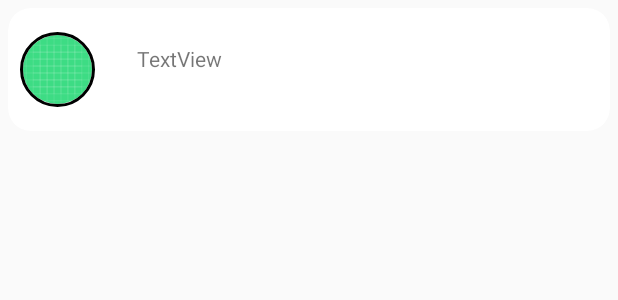
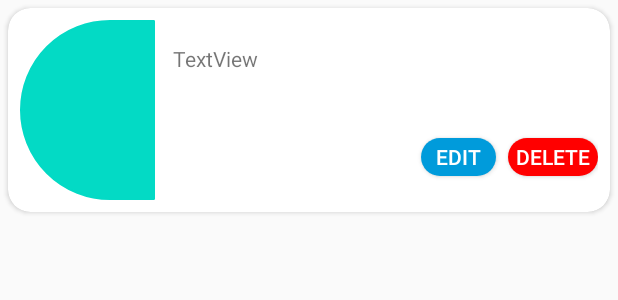
Before and after one commit to hassankhamis97/Manage-Employees, an Android app: the layout employee_item_layout.xml on its own in the app's theme, with its tools: preview values and no code run, on a phone screen of 412 x 824 dp. Shown: the top 300 px of the screen. Run offline under Robolectric (Android 15) with nearby library versions, the phone set to English and light mode, and no system bars.

Commit message:
show data and fix design and delete employee

```diff
--- a/app/src/main/java/com/example/employees/activity/add_employee/Adapter/SkillsRecyclerViewAdapter.java
+++ b/app/src/main/java/com/example/employees/activity/add_employee/adapter/SkillsRecyclerViewAdapter.java
@@ -1,4 +1,4 @@
-package com.example.employees.activity.add_employee.Adapter;
+package com.example.employees.activity.add_employee.adapter;
 
 import android.content.Context;
 import android.view.LayoutInflater;
@@ -8,7 +8,6 @@ import android.widget.ImageButton;
 import android.widget.TextView;
 
 import androidx.annotation.NonNull;
-import androidx.constraintlayout.widget.ConstraintLayout;
 import androidx.recyclerview.widget.RecyclerView;
 
 import com.example.employees.POJOs.Skill;
--- a/app/src/main/java/com/example/employees/room/EmployeeWithSkillsDao.java
+++ b/app/src/main/java/com/example/employees/room/EmployeeWithSkillsDao.java
@@ -2,6 +2,7 @@ package com.example.employees.room;
 
 import androidx.lifecycle.LiveData;
 import androidx.room.Dao;
+import androidx.room.Delete;
 import androidx.room.Insert;
 import androidx.room.OnConflictStrategy;
 import androidx.room.Query;
@@ -29,4 +30,9 @@ public interface EmployeeWithSkillsDao {
     public LiveData<List<EmployeeWithSkills>> getEmployeeWithSkills();
     @Query("SELECT * from skill_table")
     public LiveData<List<Skill>> getSkills();
+    @Delete
+    void deleteEmployee(Employee employee);
+
+    @Query("DELETE FROM EmployeeSkillCrossRef where employeeId = :employeeId and skillId = :skillId")
+    void deleteEmployeeSkillCross(long employeeId, int skillId);
 }
--- a/app/src/main/java/com/example/employees/viewModel/GetEmployeesViewModel.java
+++ b/app/src/main/java/com/example/employees/viewModel/GetEmployeesViewModel.java
@@ -24,4 +24,7 @@ public class GetEmployeesViewModel extends AndroidViewModel {
 
     public LiveData<List<EmployeeWithSkills>> getEmployeeWithSkills() { return employeesLiveData; }
 
+    public void deleteEmployee(EmployeeWithSkills employeeWithSkills) {
+        employeeRepository.deleteEmployee(employeeWithSkills);
+    }
 }
--- /dev/null
+++ b/app/src/main/res/drawable/delete_rounded_btn.xml
@@ -0,0 +1,6 @@
+<?xml version="1.0" encoding="utf-8"?>
+<shape xmlns:android="http://schemas.android.com/apk/res/android"
+    android:shape="rectangle">
+    <solid android:color="@color/deleteBtnColor"></solid>
+    <corners android:radius="150dp"></corners>
+</shape>
--- /dev/null
+++ b/app/src/main/res/drawable/rounded_button.xml
@@ -0,0 +1,6 @@
+<?xml version="1.0" encoding="utf-8"?>
+<shape xmlns:android="http://schemas.android.com/apk/res/android"
+    android:shape="rectangle">
+    <solid android:color="@color/btnColor"></solid>
+    <corners android:radius="150dp"></corners>
+</shape>
--- /dev/null
+++ b/app/src/main/res/drawable/rounded_image.xml
@@ -0,0 +1,20 @@
+<?xml version="1.0" encoding="utf-8"?>
+<shape xmlns:android="http://schemas.android.com/apk/res/android"
+    android:shape="rectangle">
+    <solid android:color="@color/colorAccent"></solid>
+    <corners
+        android:bottomRightRadius="0.1dp" android:bottomLeftRadius="200dp"
+        android:topLeftRadius="200dp" android:topRightRadius="0.1dp" />
+    <stroke
+        android:width="1dp"
+        android:color="@color/colorAccent" />
+</shape>
+<!--<shape xmlns:android="http://schemas.android.com/apk/res/android" android:shape="rectangle">-->
+<!--<solid android:color="#00ffffff" />-->
+<!--<padding android:left="6dp"-->
+<!--    android:top="6dp"-->
+<!--    android:right="6dp"-->
+<!--    android:bottom="6dp" />-->
+<!--<corners android:radius="12dp" />-->
+<!--<stroke android:width="6dp" android:color="#ffffffff" />-->
+<!--</shape>-->
--- a/app/src/main/res/layout/employee_item_layout.xml
+++ b/app/src/main/res/layout/employee_item_layout.xml
@@ -8,13 +8,16 @@ android:layout_width="match_parent"
 android:layout_height="wrap_content">
 
     <androidx.cardview.widget.CardView
-        android:id="@+id/myCardView"
+        android:id="@+id/employeeCardView"
         android:layout_width="match_parent"
         android:layout_height="wrap_content"
-        android:layout_margin="8px"
+        android:layout_margin="5dp"
         app:cardCornerRadius="15dp"
-        app:cardElevation="0dp"
+        app:cardElevation="2dp"
 
+
+        app:layout_constraintBottom_toBottomOf="parent"
+        app:layout_constraintEnd_toEndOf="parent"
         app:layout_constraintStart_toStartOf="parent"
         app:layout_constraintTop_toTopOf="parent">
 
@@ -24,28 +27,63 @@ android:layout_height="wrap_content">
             android:elevation="8dp"
             android:padding="8dp">
 
-            <de.hdodenhof.circleimageview.CircleImageView
-                android:id="@+id/profile_image"
-                android:layout_width="50dp"
-                android:layout_height="50dp"
-                android:layout_marginTop="8dp"
-                android:layout_marginBottom="8dp"
-                android:src="@drawable/ic_launcher_background"
-                app:civ_border_color="#FF000000"
-                app:civ_border_width="2dp"
+            <FrameLayout
+                android:id="@+id/relativeLayout"
+                android:layout_width="90dp"
+                android:layout_height="120dp"
                 app:layout_constraintBottom_toBottomOf="parent"
                 app:layout_constraintStart_toStartOf="parent"
+                app:layout_constraintTop_toTopOf="parent">
+
+                <ImageView
+                    android:id="@+id/employeeImageView_main"
+                    android:layout_width="match_parent"
+                    android:layout_height="match_parent"
+                    android:background="@drawable/rounded_image"
+                    android:scaleType="fitXY" />
+            </FrameLayout>
+
+            <Button
+                android:id="@+id/editEmployeeBtn_main"
+                android:layout_width="50dp"
+                android:layout_height="25dp"
+                android:layout_marginEnd="8dp"
+                android:layout_marginBottom="16dp"
+                android:background="@drawable/rounded_button"
+                android:text="@string/edit"
+                android:textColor="#FFFFFF"
+                app:layout_constraintBottom_toBottomOf="parent"
+                app:layout_constraintEnd_toStartOf="@+id/deleteEmployeeBtn_main" />
+
+            <TextView
+                android:id="@+id/employeeEmailTxt_main"
+                android:layout_width="wrap_content"
+                android:layout_height="wrap_content"
+                android:layout_marginStart="12dp"
+                android:layout_marginTop="8dp"
+                app:layout_constraintStart_toEndOf="@+id/relativeLayout"
+                app:layout_constraintTop_toBottomOf="@+id/employeeNameTxt_main" />
+
+            <TextView
+                android:id="@+id/employeeNameTxt_main"
+                android:layout_width="wrap_content"
+                android:layout_height="wrap_content"
+                android:layout_marginStart="12dp"
+                android:layout_marginTop="16dp"
+                android:text="TextView"
+                app:layout_constraintStart_toEndOf="@+id/relativeLayout"
                 app:layout_constraintTop_toTopOf="parent" />
 
-            <TextView
-                android:id="@+id/textView"
-                android:layout_width="wrap_content"
-                android:layout_height="wrap_content"
-                android:layout_marginStart="28dp"
-                android:layout_marginTop="16dp"
-                android:text="TextView"
-                app:layout_constraintStart_toEndOf="@+id/profile_image"
-                app:layout_constraintTop_toTopOf="parent" />
+            <Button
+                android:id="@+id/deleteEmployeeBtn_main"
+                android:layout_width="60dp"
+                android:layout_height="25dp"
+                android:layout_marginBottom="16dp"
+                android:background="@drawable/delete_rounded_btn"
+                android:text="@string/delete"
+                android:textColor="#FFFFFF"
+                app:layout_constraintBottom_toBottomOf="parent"
+                app:layout_constraintEnd_toEndOf="parent" />
         </androidx.constraintlayout.widget.ConstraintLayout>
     </androidx.cardview.widget.CardView>
 </androidx.constraintlayout.widget.ConstraintLayout>
--- a/app/src/main/res/layout/skills_layout.xml
+++ b/app/src/main/res/layout/skills_layout.xml
@@ -4,7 +4,8 @@
     xmlns:tools="http://schemas.android.com/tools"
     android:layout_width="wrap_content"
     android:layout_height="70dp"
-    android:background="#009BDB">
+    android:background="#009BDB"
+    android:padding="10dp">
 
     <TextView
         android:id="@+id/skillName_txt"
--- a/app/src/main/res/values/colors.xml
+++ b/app/src/main/res/values/colors.xml
@@ -3,4 +3,6 @@
     <color name="colorPrimary">#6200EE</color>
     <color name="colorPrimaryDark">#3700B3</color>
     <color name="colorAccent">#03DAC5</color>
+    <color name="btnColor">#009BDB</color>
+    <color name="deleteBtnColor">#FF0000</color>
 </resources>
--- a/app/src/main/res/values/strings.xml
+++ b/app/src/main/res/values/strings.xml
@@ -5,4 +5,7 @@
     <string name="email">Email</string>
     <string name="name">Name</string>
     <string name="add_employee">Add Employee</string>
+    <string name="edit">Edit</string>
+    <string name="delete">Delete</string>
+    <string name="add_skills">Add skills</string>
 </resources>
```
Also changed, not shown: app/src/main/java/com/example/employees/activity/add_employee/AddEmployeeActivity.java (+16 -19 lines), app/src/main/java/com/example/employees/activity/main/MainActivity.java (+11 -15 lines), app/src/main/java/com/example/employees/activity/main/adapter/EmployeesRecyclerViewAdapter.java (added, +108 -0 lines), app/src/main/java/com/example/employees/repository/EmployeeRepository.java (+7 -0 lines), app/src/main/res/layout/activity_add_employee.xml (+11 -4 lines), app/src/main/res/layout/activity_main.xml (+14 -13 lines), app/src/main/res/drawable-v24/default_profile_image.jpg (added).
